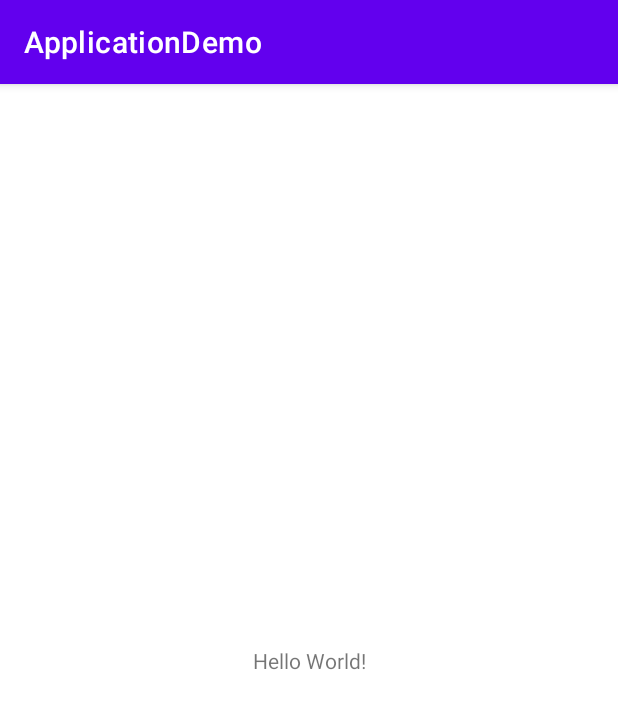
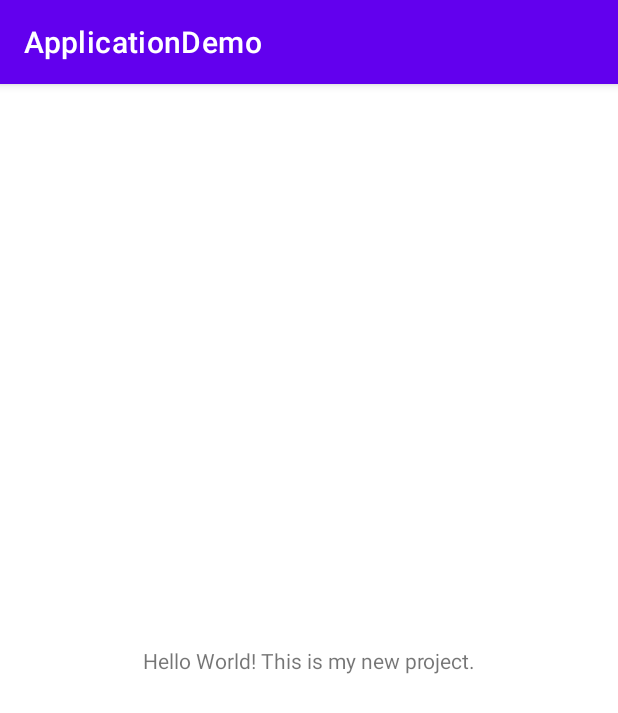
Before and after one commit to shital1608/ApplicationDemo, an Android app: the screen it shows after launch (MainActivity), on a phone screen of 412 x 824 dp. Shown: the top 713 px of the screen. Run offline under Robolectric (Android 15) with nearby library versions, the phone set to English and light mode, and no system bars.

Commit message:
Aded new text on main activity_main.xml

```diff
--- a/app/src/main/res/layout/activity_main.xml
+++ b/app/src/main/res/layout/activity_main.xml
@@ -9,10 +9,12 @@
     <TextView
         android:layout_width="wrap_content"
         android:layout_height="wrap_content"
-        android:text="Hello World!"
+        android:text="Hello World! This is my new project."
         app:layout_constraintBottom_toBottomOf="parent"
         app:layout_constraintLeft_toLeftOf="parent"
         app:layout_constraintRight_toRightOf="parent"
         app:layout_constraintTop_toTopOf="parent" />
 
+
+
 </androidx.constraintlayout.widget.ConstraintLayout>
```
